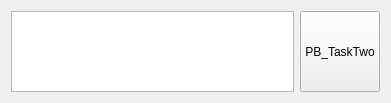
Above: uiplugins/TestUiPlugin/testuipluginform.ui from FDWangMin/WmPlayer before the change. Below: the same form after it.
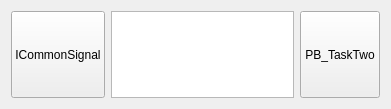
That is the form after the change.

Commit message: [模块：app,common,commonapi,uiplugins,wmheader][新增中间通用信号量和通用信号量引擎；优化uitask引擎；等等]

```diff
--- a/uiplugins/TestUiPlugin/testuipluginform.ui
+++ b/uiplugins/TestUiPlugin/testuipluginform.ui
@@ -7,17 +7,17 @@
     <x>0</x>
     <y>0</y>
     <width>391</width>
-    <height>103</height>
+    <height>109</height>
    </rect>
   </property>
   <property name="windowTitle">
    <string>Form</string>
   </property>
   <layout class="QGridLayout" name="gridLayout">
-   <item row="0" column="0">
-    <widget class="QTextEdit" name="textEdit"/>
-   </item>
    <item row="0" column="1">
+    <widget class="QTextEdit" name="textEdit"/>
+   </item>
+   <item row="0" column="2">
     <widget class="QPushButton" name="pushButton">
      <property name="sizePolicy">
       <sizepolicy hsizetype="Preferred" vsizetype="Preferred">
@@ -30,6 +30,19 @@
      </property>
     </widget>
    </item>
+   <item row="0" column="0">
+    <widget class="QPushButton" name="pushButton_2">
+     <property name="sizePolicy">
+      <sizepolicy hsizetype="Preferred" vsizetype="Preferred">
+       <horstretch>0</horstretch>
+       <verstretch>0</verstretch>
+      </sizepolicy>
+     </property>
+     <property name="text">
+      <string>ICommonSignal</string>
+     </property>
+    </widget>
+   </item>
   </layout>
  </widget>
  <resources/>
```
The commit also changes 20 other files.
